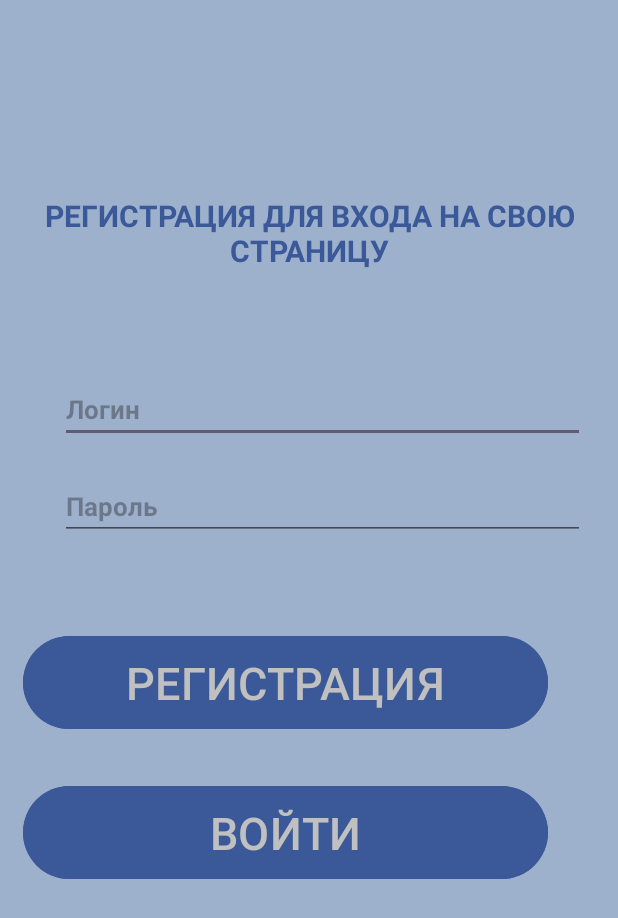
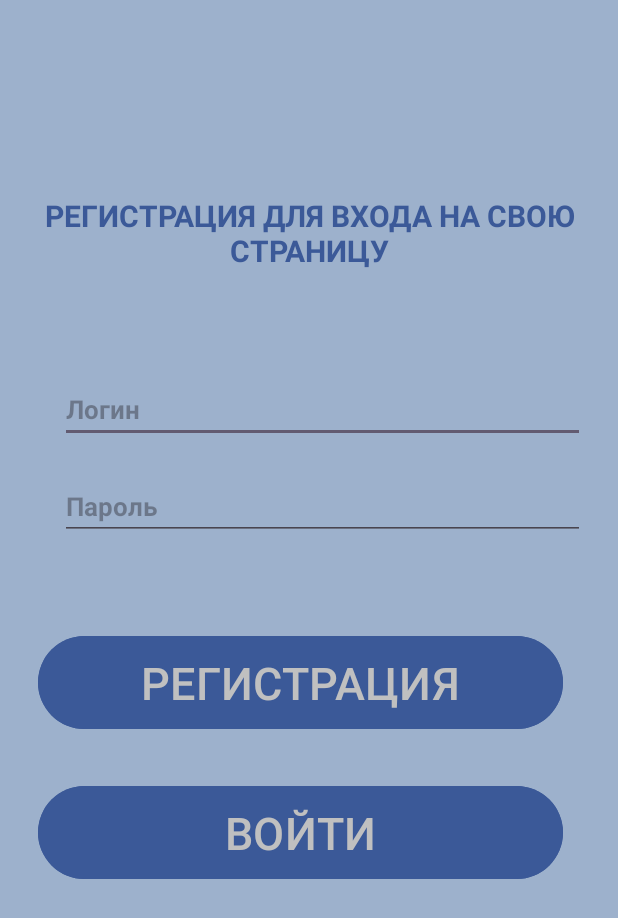
Before and after one commit to Sveta616/pr24_v2_Marinina, an Android app: the screen it shows after launch (SignIn), on a phone screen of 412 x 824 dp. Shown: the top 918 px of the screen. Run offline under Robolectric (Android 15) with nearby library versions, the phone set to English and light mode, and no system bars.

Commit message:
Изменения

```diff
--- a/app/src/main/res/layout/activity_sign_in.xml
+++ b/app/src/main/res/layout/activity_sign_in.xml
@@ -56,7 +56,7 @@
             android:id="@+id/reg"
             android:layout_width="350dp"
             android:layout_height="70dp"
-            android:layout_marginLeft="15dp"
+            android:layout_marginLeft="25dp"
             android:layout_marginTop="60dp"
             android:backgroundTint="@color/darkblue"
             android:onClick="reg"
@@ -68,7 +68,7 @@
             android:id="@+id/sign"
             android:layout_width="350dp"
             android:layout_height="70dp"
-            android:layout_marginLeft="15dp"
+            android:layout_marginLeft="25dp"
             android:layout_marginTop="30dp"
             android:backgroundTint="@color/darkblue"
             android:onClick="nextekr"
```
